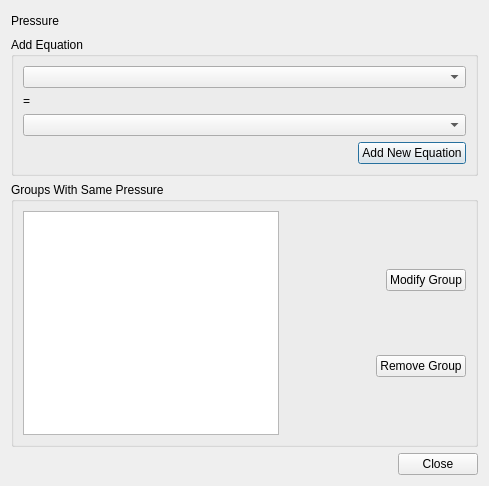
First picture: the form in src/ipfixdialog.ui, repository 3x380V/SorpSim, before the edit.
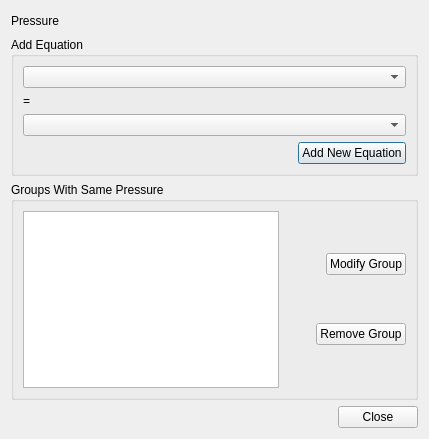
Second picture: the form after the edit.

Commit message: Shrink dialogs to min. required size

The edit to the form file:
```diff
--- a/src/ipfixdialog.ui
+++ b/src/ipfixdialog.ui
@@ -6,8 +6,8 @@
    <rect>
     <x>0</x>
     <y>0</y>
-    <width>489</width>
-    <height>486</height>
+    <width>429</width>
+    <height>439</height>
    </rect>
   </property>
   <property name="sizePolicy">
```
The commit also changes 7 other files.
